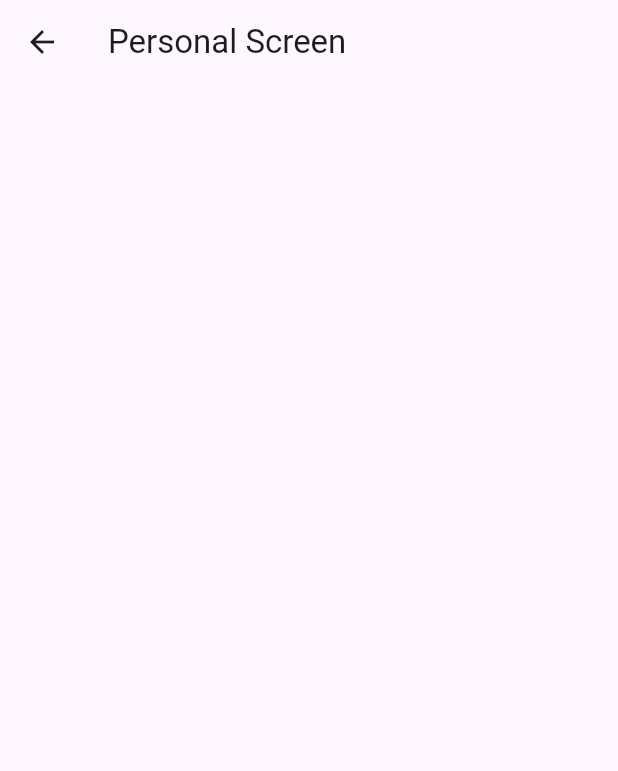
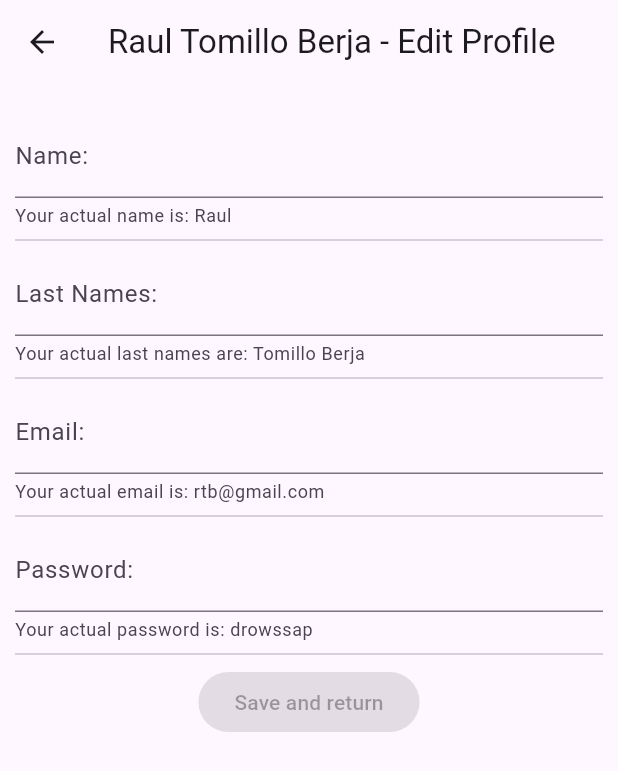
Before and after one commit to francesccapllonchPauCasesNoves/projecte2, a Flutter app: the screen it shows after launch, after a tap on "Personal Page", on a phone screen of 412 x 824 dp. Shown: the top 771 px of the screen. Run offline on Flutter 3.47's test engine with Material 3 defaults, Android fonts, the phone set to English and light mode, and no system bars; statements that could not run were skipped.

Commit message:
feat(personal_screen): creacio dels fields, unicament testejant la funcionalitat de l'input

```diff
--- a/lib/models/persona.dart
+++ b/lib/models/persona.dart
@@ -1,24 +1,34 @@
 
 class Persona {
 
-  late String name,email;
+  late String name,last,email,password;
   late DateTime date;
 
 
 
 
   Persona(){
-    this.name = 'Raul Tomillo Berja';
+    this.name = 'Raul';
+    this.last = 'Tomillo Berja';
+    this.password = 'drowssap';
     this.email = 'rtb@gmail.com';
     this.date = DateTime(2007,09,19);
   }
 
 
   String getName() => name;
+  String getLast() => last;
+  String getFullName() => '$name $last';
   String getEmail() => email;
+  String getPassword() => password;
   String getDate(){
     return (date.day.toString()+' / '+date.month.toString()+' / '+date.year.toString());
   }
+
+  String setName(String name) => this.name = name;
+  String setLast(String last) => this.last = last;
+  String setEmail(String email) => this.email = email;
+  DateTime setDate(DateTime date) => this.date = date;
 
 
   @override
--- a/lib/screens/home_screen.dart
+++ b/lib/screens/home_screen.dart
@@ -20,16 +20,22 @@ Persona persona = new Persona();
         appBar: AppBar(
           title: Text('DevProfile M3')
         ),
-        body: Center(
+        body: Container(
+          color: Colors.amber,
+          child: Padding(
+            padding: EdgeInsets.all(20),
             child: Container(
-            color: Colors.amber,
               child: Column(
+                children: [
+                  Text('Full name: '+ persona.getName()),
+                  Divider(),
+                  Text('Email addres: '+ persona.getEmail()),
+                  Divider(),
+                  Text('Date of birth: '+ persona.getDate()),
+                  Divider(),
+                  Row(
                     mainAxisAlignment: MainAxisAlignment.center,
                     children: [
-                Text('Full name: '+ persona.getName()),
-                Text('Email addres: '+ persona.getEmail()),
-                Text('Date of birth: '+ persona.getDate()),
-
                       ElevatedButton(onPressed: (){
                         Navigator.of(context).pushNamed('/personal');
                       }, child: Text('Personal Page')),
@@ -38,7 +44,10 @@ Persona persona = new Persona();
                         Navigator.of(context).pushNamed('/widget');
                       },
                       child: Text('Widget Page'))
+                        ]
+                  ),
                 ],
+              ),
             ),
           ),
         ),
--- a/lib/screens/personal_screen.dart
+++ b/lib/screens/personal_screen.dart
@@ -1,4 +1,5 @@
 import 'package:flutter/material.dart';
+import 'package:projecte2/models/persona.dart';
 
 class PersonalScreen extends StatefulWidget {
   PersonalScreen({Key? key}) : super(key: key);
@@ -8,12 +9,89 @@ class PersonalScreen extends StatefulWidget {
 }
 
 class _PersonalScreenState extends State<PersonalScreen> {
+  late String _name;
+  late String _last;
+  late String _email;
+  late DateTime _date;
+  Persona p = new Persona();
+
   @override
   Widget build(BuildContext context) {
     return Scaffold(
       appBar: AppBar(
-        title: Text('Personal Screen'),
+        title: Text(p.getFullName()+ ' - Edit Profile'),
+      ),
+      body: ListView(
+        padding: EdgeInsets.symmetric(horizontal: 10,vertical: 20),
+        children: [
+          _editName(),
+          Divider(),
+          _editLast(),
+          Divider(),
+          _editEmail(),
+          Divider(),
+          _viewPassword(),
+          Divider(),
+          Row(
+            mainAxisAlignment: MainAxisAlignment.center,
+            children: [
+              ElevatedButton(onPressed: (){
+                Navigator.of(context, updatedPersona)
+              }, child: Text('Save and return'))
+            ],
+          ),
+        ],
       ),
     );
   }
+
+
+   _editName(){
+    return TextField(
+      textCapitalization: TextCapitalization.sentences,
+      decoration: InputDecoration(
+        labelText: 'Name: ',
+        helperText: 'Your actual name is: '+p.getName()
+      ),
+      onChanged: (value) => _name = value,
+    );
+
+  }
+
+  _editLast(){
+    return TextField(
+      textCapitalization: TextCapitalization.sentences,
+      decoration: InputDecoration(
+        labelText: 'Last Names: ',
+        helperText: 'Your actual last names are: '+p.getLast()
+      ),
+      onChanged: (value) => _last = value,
+    );
+
+  }
+
+  _editEmail(){
+    return TextField(
+      textCapitalization: TextCapitalization.sentences,
+      decoration: InputDecoration(
+        labelText: 'Email: ',
+        helperText: 'Your actual email is: '+p.getEmail()
+      ),
+      onChanged: (value) => _email = value
+    );
+
+  }
+
+  _viewPassword(){
+    return TextField(
+      textCapitalization: TextCapitalization.sentences,
+      decoration: InputDecoration(
+        labelText: 'Password: ',
+        helperText: 'Your actual password is: '+p.getPassword()
+      ),
+      onChanged: (value) => _email = value
+    );
+  }
+
+
 }
```
Lines whose indentation alone changed are shown as unchanged.
